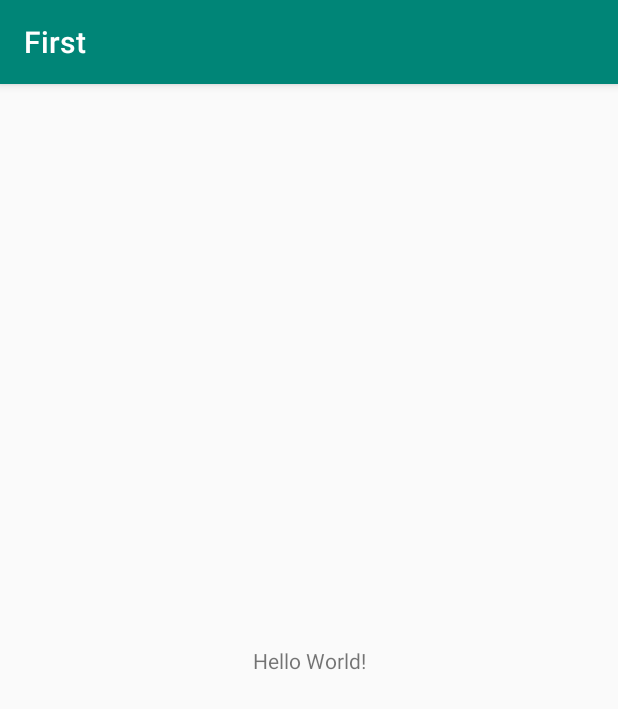
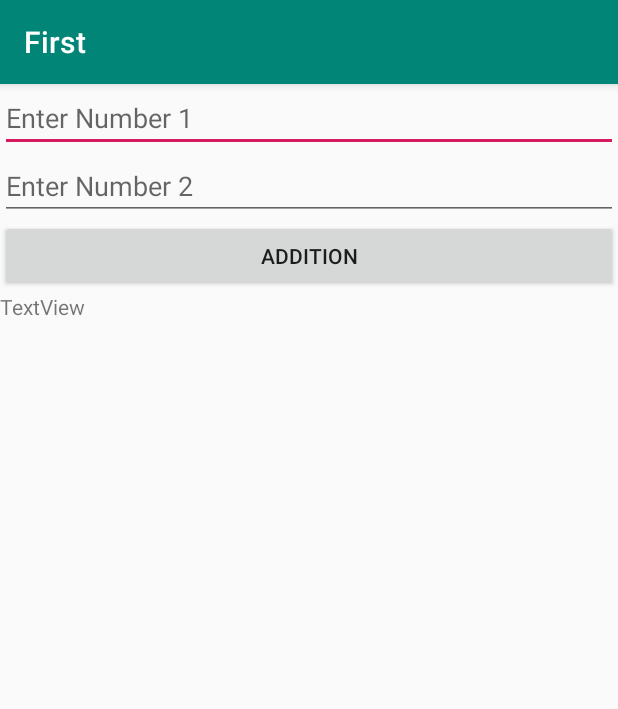
Before and after one commit to meetpritmani/Android, an Android app: the screen it shows after launch (MainActivity), on a phone screen of 412 x 824 dp. Shown: the top 709 px of the screen. Run offline under Robolectric (Android 15) with nearby library versions, the phone set to English and light mode, and no system bars.

Commit message:
18-11-2019

```diff
--- a/First/app/src/main/java/com/example/first/MainActivity.java
+++ b/First/app/src/main/java/com/example/first/MainActivity.java
@@ -3,12 +3,35 @@ package com.example.first;
 import androidx.appcompat.app.AppCompatActivity;
 
 import android.os.Bundle;
+import android.view.View;
+import android.widget.Button;
+import android.widget.EditText;
+import android.widget.TextView;
 
 public class MainActivity extends AppCompatActivity {
-
+EditText n1, n2;
+Button b1;
+TextView tv1;
     @Override
     protected void onCreate(Bundle savedInstanceState) {
         super.onCreate(savedInstanceState);
         setContentView(R.layout.activity_main);
+    // addition
+        n1=(EditText) findViewById(R.id.editText3);
+        n2=(EditText) findViewById(R.id.editText4);
+        b1=(Button) findViewById(R.id.button);
+        tv1=(TextView) findViewById(R.id.textView);
+
+        //Click Event
+        b1.setOnClickListener(new View.OnClickListener() {
+            @Override
+            public void onClick(View v) {
+                Integer no1 = Integer.parseInt(n1.getText().toString()) ;
+                Integer no2 = Integer.parseInt(n2.getText().toString()) ;
+                Integer sum = no1 + no2;
+                tv1.setText(sum.toString());
+
+            }
+        });
     }
 }
--- a/First/app/src/main/res/layout/activity_main.xml
+++ b/First/app/src/main/res/layout/activity_main.xml
@@ -6,13 +6,37 @@
     android:layout_height="match_parent"
     tools:context=".MainActivity">
 
-    <TextView
-        android:layout_width="wrap_content"
-        android:layout_height="wrap_content"
-        android:text="Hello World!"
-        app:layout_constraintBottom_toBottomOf="parent"
-        app:layout_constraintLeft_toLeftOf="parent"
-        app:layout_constraintRight_toRightOf="parent"
-        app:layout_constraintTop_toTopOf="parent" />
+    <LinearLayout
+        android:layout_width="match_parent"
+        android:layout_height="match_parent"
+        android:orientation="vertical">
 
+        <EditText
+            android:id="@+id/editText3"
+            android:layout_width="match_parent"
+            android:layout_height="wrap_content"
+            android:ems="10"
+            android:hint="Enter Number 1"
+            android:inputType="textPersonName" />
+
+        <EditText
+            android:id="@+id/editText4"
+            android:layout_width="match_parent"
+            android:layout_height="wrap_content"
+            android:ems="10"
+            android:hint="Enter Number 2"
+            android:inputType="textPersonName" />
+
+        <Button
+            android:id="@+id/button"
+            android:layout_width="match_parent"
+            android:layout_height="wrap_content"
+            android:text="Addition" />
+
+        <TextView
+            android:id="@+id/textView"
+            android:layout_width="match_parent"
+            android:layout_height="45dp"
+            android:text="TextView" />
+    </LinearLayout>
 </androidx.constraintlayout.widget.ConstraintLayout>
```
